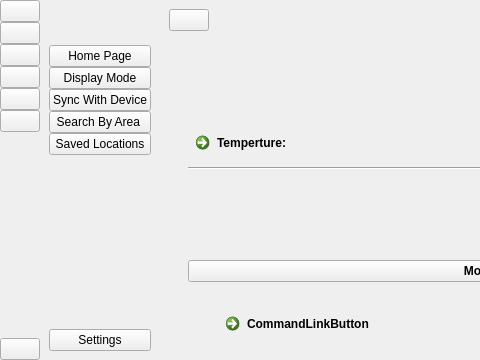
Qt form User Interface/WeatherApp.ui (sarscheps/Project---UI-Communications) before a commit; both pictures show x 0 to 480 and y 0 to 360 of the 826 by 360 pixel window.
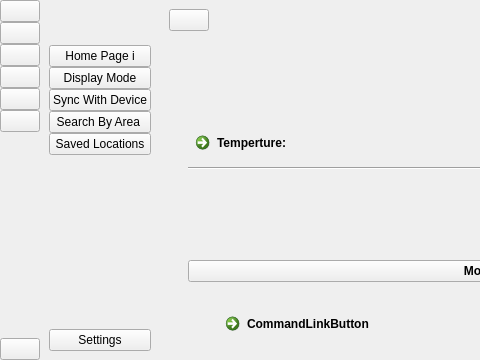
The same form after that commit. Icons and pictures are not drawn. Custom widgets are drawn as their Qt base class.

```diff
--- a/User Interface/WeatherApp.ui
+++ b/User Interface/WeatherApp.ui
@@ -253,7 +253,7 @@
          <item>
           <widget class="QPushButton" name="homePageBtn">
            <property name="text">
-            <string>Home Page</string>
+            <string>Home Page i</string>
            </property>
            <property name="icon">
             <iconset>
```
Left out of the diff: 56 changed lines with no effect on the pictures.
